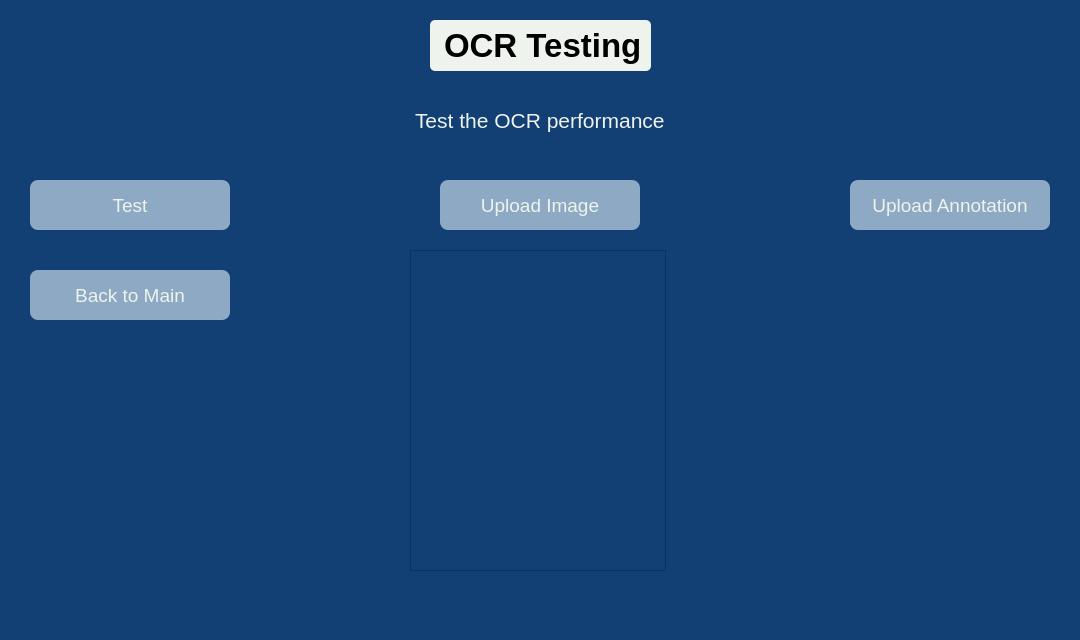
This is testing_menu.ui in Zachve4037/OCR_App as Qt 5 draws it before an edit. The edited form follows.
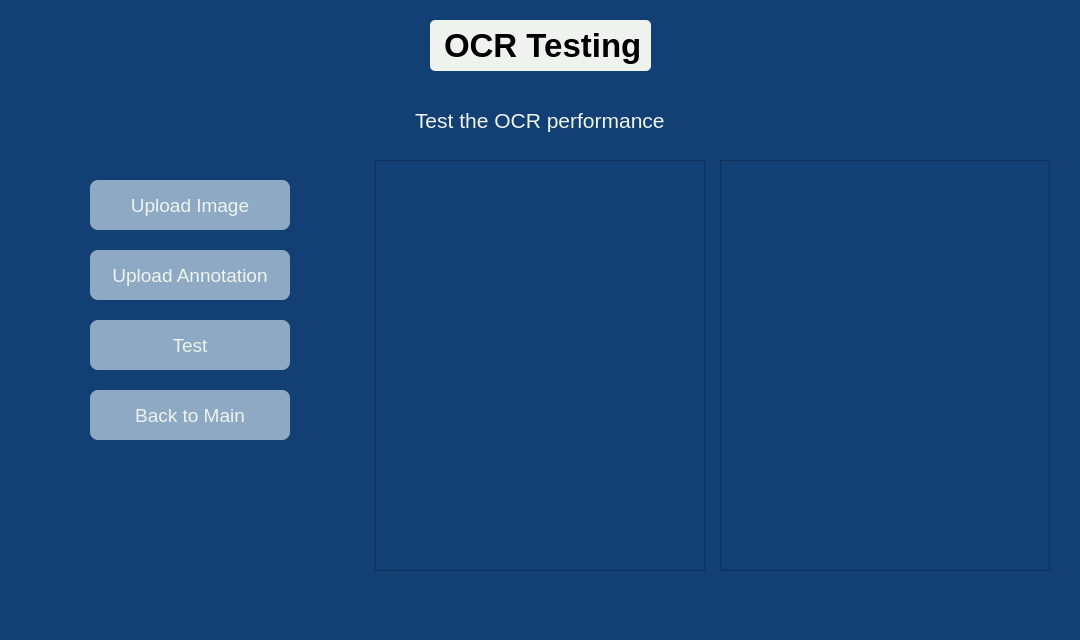
This is the edited form. Custom widgets are drawn as their Qt base class.

Patch:
```diff
--- a/testing_menu.ui
+++ b/testing_menu.ui
@@ -68,8 +68,8 @@
    <widget class="QPushButton" name="back_btn">
     <property name="geometry">
      <rect>
-      <x>30</x>
-      <y>270</y>
+      <x>90</x>
+      <y>390</y>
       <width>200</width>
       <height>50</height>
      </rect>
@@ -89,7 +89,7 @@
    <widget class="QPushButton" name="upload_btn">
     <property name="geometry">
      <rect>
-      <x>440</x>
+      <x>90</x>
       <y>180</y>
       <width>200</width>
       <height>50</height>
@@ -110,8 +110,8 @@
    <widget class="QPushButton" name="annotation_btn">
     <property name="geometry">
      <rect>
-      <x>850</x>
-      <y>180</y>
+      <x>90</x>
+      <y>250</y>
       <width>200</width>
       <height>50</height>
      </rect>
@@ -131,8 +131,8 @@
    <widget class="QPushButton" name="test_btn">
     <property name="geometry">
      <rect>
-      <x>30</x>
-      <y>180</y>
+      <x>90</x>
+      <y>320</y>
       <width>200</width>
       <height>50</height>
      </rect>
@@ -152,10 +152,20 @@
    <widget class="ZoomableGraphicsView" name="image_view">
     <property name="geometry">
      <rect>
-      <x>410</x>
-      <y>250</y>
-      <width>256</width>
-      <height>321</height>
+      <x>375</x>
+      <y>160</y>
+      <width>330</width>
+      <height>411</height>
+     </rect>
+    </property>
+   </widget>
+   <widget class="ZoomableGraphicsView" name="annotation_view">
+    <property name="geometry">
+     <rect>
+      <x>720</x>
+      <y>160</y>
+      <width>330</width>
+      <height>411</height>
      </rect>
     </property>
    </widget>
```
